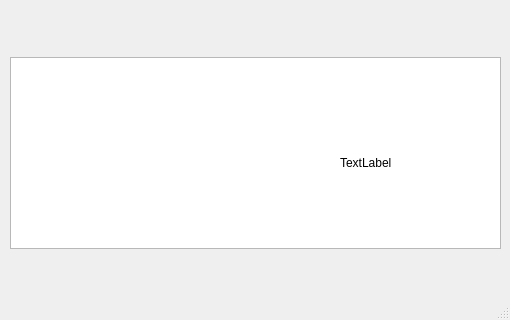
domysu/WeatherApp, file weatherapp.ui: the form before one commit; both pictures show x 0 to 510 and y 203 to 523 of the 510 by 523 pixel window.
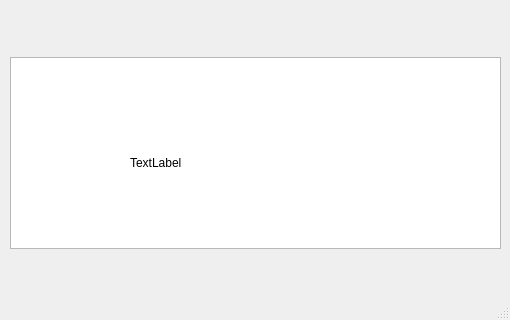
The form after the commit.

The edit to the form file:
```diff
--- a/weatherapp.ui
+++ b/weatherapp.ui
@@ -82,9 +82,9 @@
    <widget class="QLabel" name="forecastInfo">
     <property name="geometry">
      <rect>
-      <x>340</x>
+      <x>130</x>
       <y>310</y>
-      <width>151</width>
+      <width>361</width>
       <height>111</height>
      </rect>
     </property>
```
